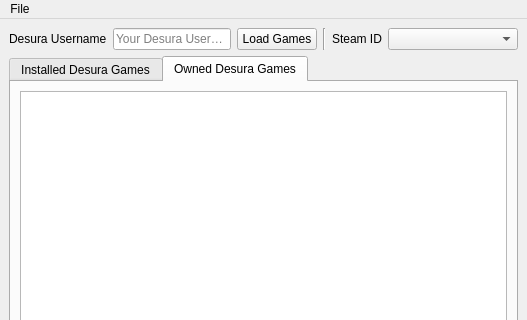
Old version of the form ui/mainform.ui in the repository chyyran/DesuraTools-py; both pictures show x 0 to 527 and y 0 to 320 of the 527 by 503 pixel window.
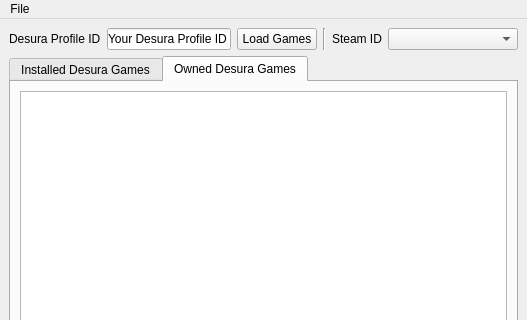
New version of the form. Icons and pictures are not drawn.

Commit message: Use profile ID rather than username - profile ids that are different than the username were invalid.

Diff of the .ui file:
```diff
--- a/ui/mainform.ui
+++ b/ui/mainform.ui
@@ -33,7 +33,7 @@
       <item>
        <widget class="QLabel" name="desuraAccountName_label">
         <property name="text">
-         <string>Desura Username</string>
+         <string>Desura Profile ID</string>
         </property>
        </widget>
       </item>
@@ -42,6 +42,9 @@
         <property name="focusPolicy">
          <enum>Qt::ClickFocus</enum>
         </property>
+        <property name="text">
+         <string>Your Desura Profile ID</string>
+        </property>
         <property name="placeholderText">
          <string>Your Desura Username</string>
         </property>
```
The commit also changes 3 other files.
